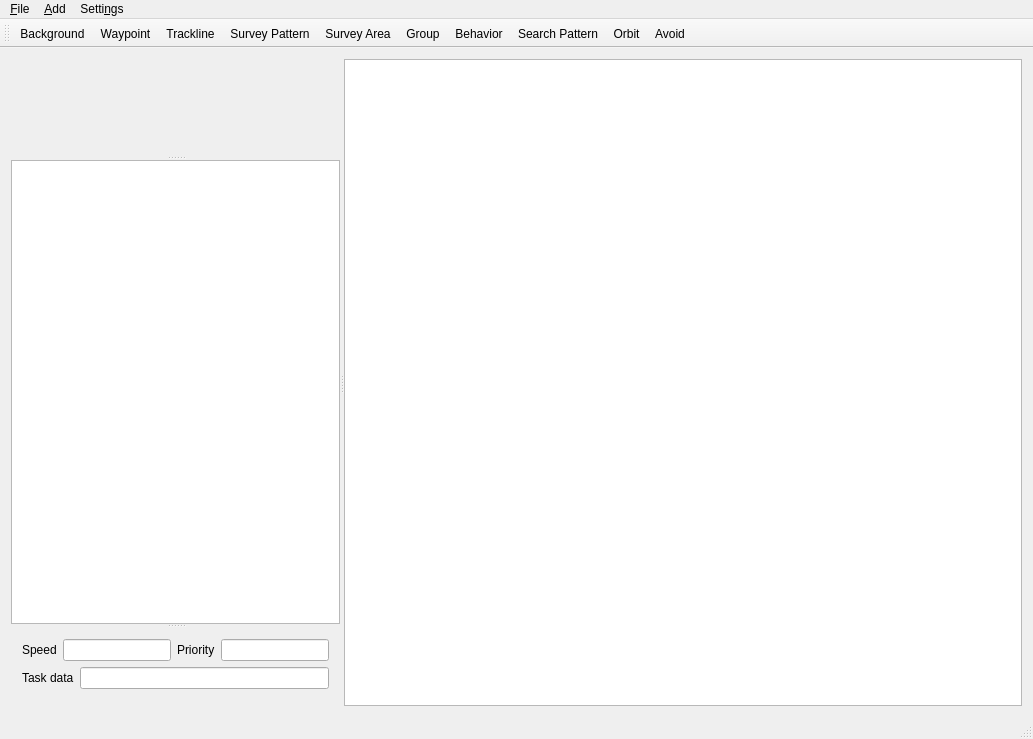
Qt form src/camp/mainwindow.ui (rolker/camp) before a commit.
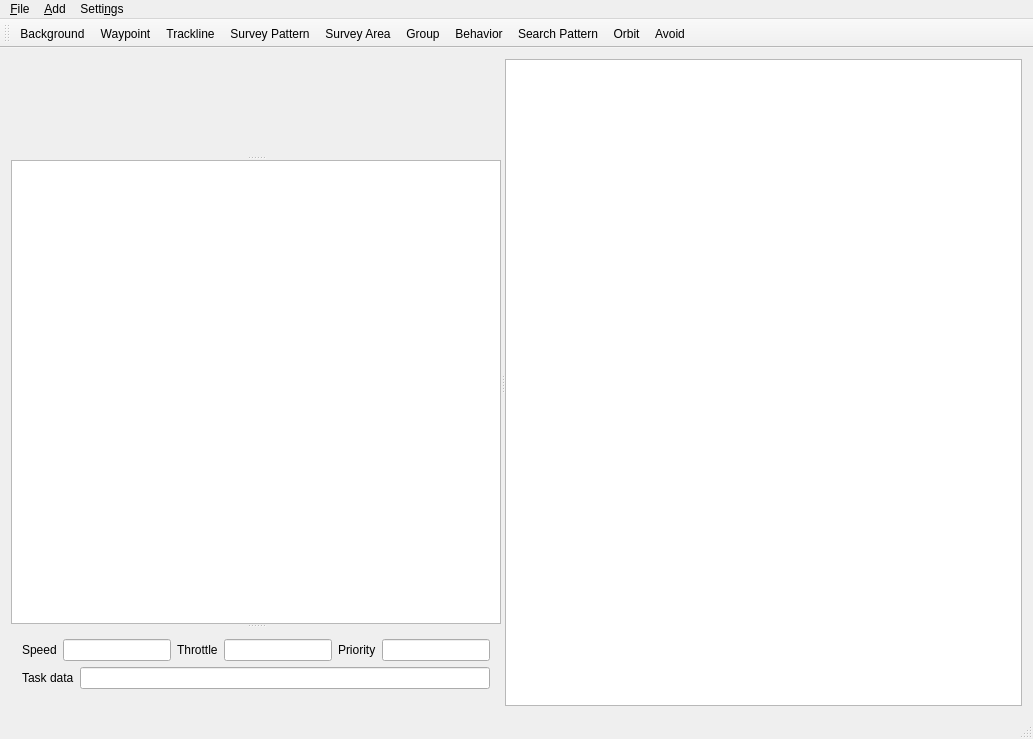
The same form after that commit. Icons and pictures are not drawn. Custom widgets are drawn as their Qt base class.

Patch:
```diff
--- a/src/camp/mainwindow.ui
+++ b/src/camp/mainwindow.ui
@@ -110,6 +110,23 @@
               </property>
              </widget>
             </item>
+            <item>
+             <widget class="QLabel" name="throttleLabel">
+              <property name="toolTip">
+               <string>Throttle</string>
+              </property>
+              <property name="text">
+               <string>Throttle</string>
+              </property>
+             </widget>
+            </item>
+            <item>
+             <widget class="QLineEdit" name="throttleLineEdit">
+              <property name="toolTip">
+               <string>Throttle percentage</string>
+              </property>
+             </widget>
+            </item>
             <item>
              <widget class="QLabel" name="priorityLabel">
               <property name="text">
```
